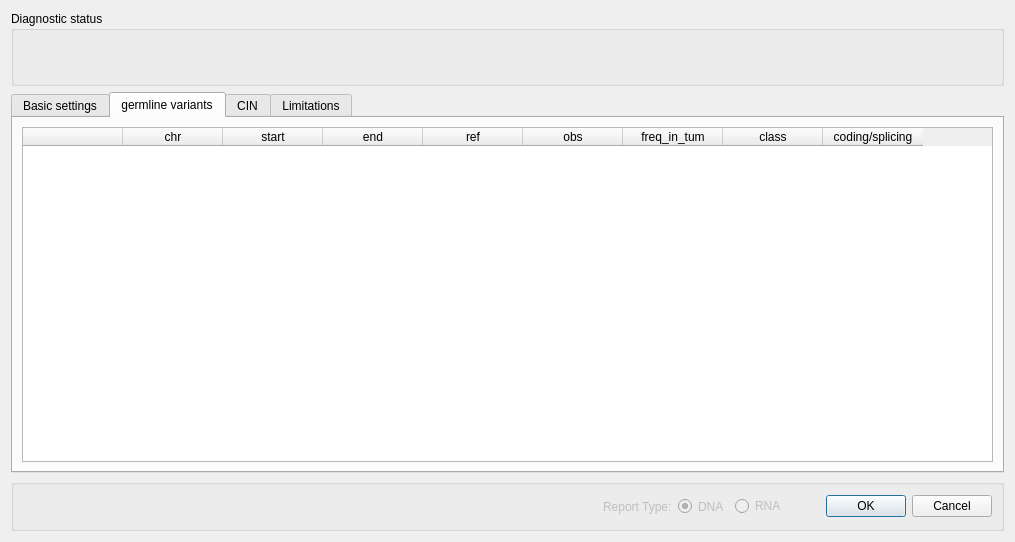
The window that src/GSvar/SomaticReportDialog.ui (imgag/ngs-bits) describes before a commit, drawn with Qt 5.
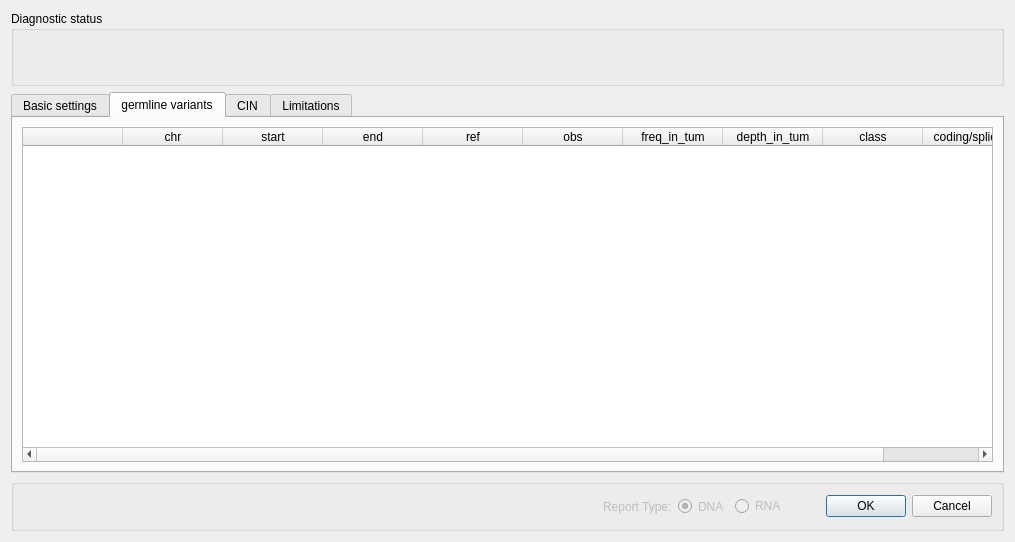
The same window after the commit. The open tabs and pages were chosen to show the change.

```diff
--- a/src/GSvar/SomaticReportDialog.ui
+++ b/src/GSvar/SomaticReportDialog.ui
@@ -463,6 +463,11 @@
            <string>freq_in_tum</string>
           </property>
          </column>
+         <column>
+          <property name="text">
+           <string>depth_in_tum</string>
+          </property>
+         </column>
          <column>
           <property name="text">
            <string>class</string>
```
